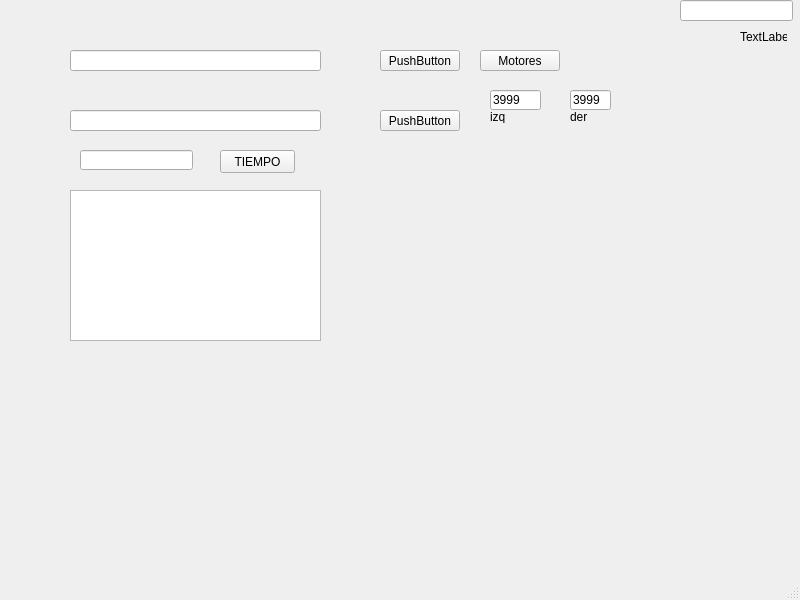
The window that qform1.ui (NoCNada/AutitoMicroQT) describes before a commit, drawn with Qt 5.
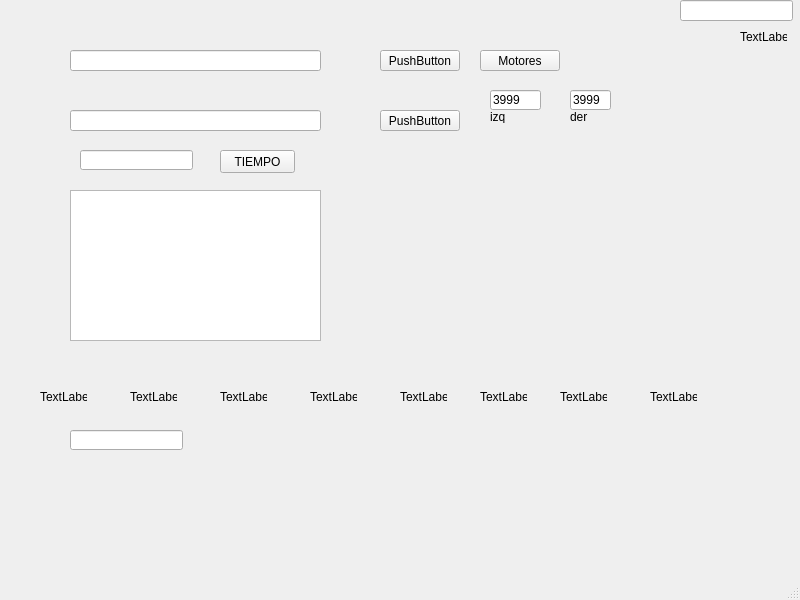
The same window after the commit.

The edit to the form file:
```diff
--- a/qform1.ui
+++ b/qform1.ui
@@ -187,6 +187,120 @@
      <string>der</string>
     </property>
    </widget>
+   <widget class="QLabel" name="label_4">
+    <property name="geometry">
+     <rect>
+      <x>40</x>
+      <y>390</y>
+      <width>47</width>
+      <height>13</height>
+     </rect>
+    </property>
+    <property name="text">
+     <string>TextLabel</string>
+    </property>
+   </widget>
+   <widget class="QLabel" name="label_5">
+    <property name="geometry">
+     <rect>
+      <x>130</x>
+      <y>390</y>
+      <width>47</width>
+      <height>13</height>
+     </rect>
+    </property>
+    <property name="text">
+     <string>TextLabel</string>
+    </property>
+   </widget>
+   <widget class="QLabel" name="label_6">
+    <property name="geometry">
+     <rect>
+      <x>220</x>
+      <y>390</y>
+      <width>47</width>
+      <height>13</height>
+     </rect>
+    </property>
+    <property name="text">
+     <string>TextLabel</string>
+    </property>
+   </widget>
+   <widget class="QLabel" name="label_7">
+    <property name="geometry">
+     <rect>
+      <x>310</x>
+      <y>390</y>
+      <width>47</width>
+      <height>13</height>
+     </rect>
+    </property>
+    <property name="text">
+     <string>TextLabel</string>
+    </property>
+   </widget>
+   <widget class="QLabel" name="label_8">
+    <property name="geometry">
+     <rect>
+      <x>400</x>
+      <y>390</y>
+      <width>47</width>
+      <height>13</height>
+     </rect>
+    </property>
+    <property name="text">
+     <string>TextLabel</string>
+    </property>
+   </widget>
+   <widget class="QLabel" name="label_9">
+    <property name="geometry">
+     <rect>
+      <x>480</x>
+      <y>390</y>
+      <width>47</width>
+      <height>13</height>
+     </rect>
+    </property>
+    <property name="text">
+     <string>TextLabel</string>
+    </property>
+   </widget>
+   <widget class="QLabel" name="label_10">
+    <property name="geometry">
+     <rect>
+      <x>560</x>
+      <y>390</y>
+      <width>47</width>
+      <height>13</height>
+     </rect>
+    </property>
+    <property name="text">
+     <string>TextLabel</string>
+    </property>
+   </widget>
+   <widget class="QLabel" name="label_11">
+    <property name="geometry">
+     <rect>
+      <x>650</x>
+      <y>390</y>
+      <width>47</width>
+      <height>13</height>
+     </rect>
+    </property>
+    <property name="text">
+     <string>TextLabel</string>
+    </property>
+   </widget>
+   <widget class="QLineEdit" name="lineEdit_7">
+    <property name="geometry">
+     <rect>
+      <x>70</x>
+      <y>430</y>
+      <width>113</width>
+      <height>20</height>
+     </rect>
+    </property>
+   </widget>
   </widget>
   <widget class="QMenuBar" name="menubar">
    <property name="geometry">
```
